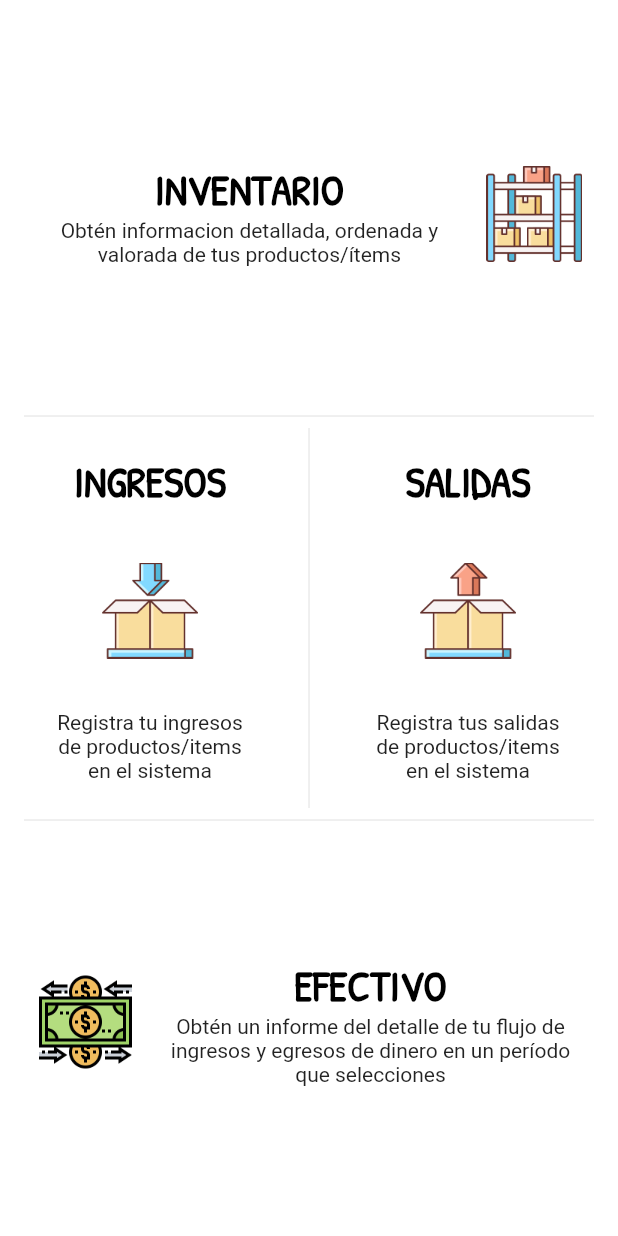
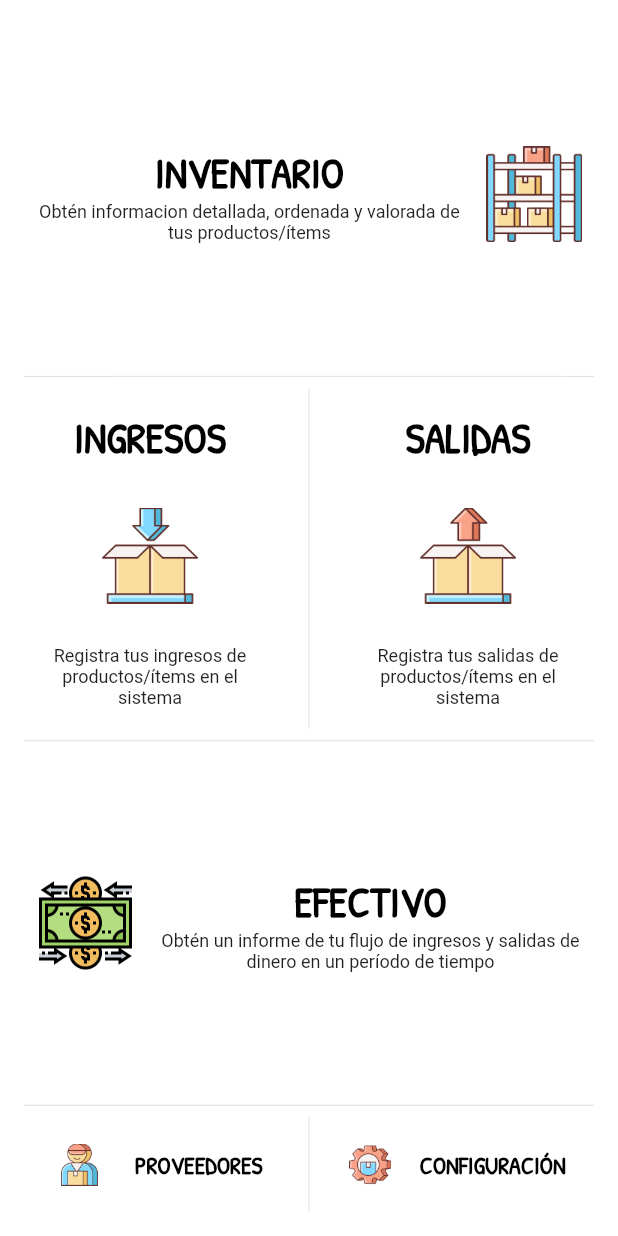
Before and after one commit to marcoleonardini/hackton_pyme_2019, a Flutter app: the screen it shows after launch, on a phone screen of 412 x 824 dp. Run offline on Flutter 3.47's test engine with Material 2 defaults, Android fonts, the light colour scheme and no system bars; missing offline and left inert: qr_code_scanner.

Commit message:
added HomeScreen

```diff
--- a/lib/main.dart
+++ b/lib/main.dart
@@ -27,7 +27,23 @@ class MyApp extends StatelessWidget {
           primarySwatch: Colors.blue,
           textTheme: TextTheme(
               display1: TextStyle(
-                  fontSize: 28, fontFamily: 'PatrickHand', color: Colors.black,fontWeight: FontWeight.bold),
+                fontSize: 28,
+                fontFamily: 'PatrickHand',
+                color: Colors.black,
+                fontWeight: FontWeight.bold,
+              ),
+              display2: TextStyle(
+                fontSize: 16,
+                fontFamily: 'PatrickHand',
+                color: Colors.black,
+                fontWeight: FontWeight.bold,
+              ),
+              display3: TextStyle(
+                fontSize: 12,
+                // fontFamily: 'PatrickHand',
+                color: Colors.black87,
+                // fontWeight: FontWeight.bold,
+              ),
               subtitle: TextStyle(
                   color: Colors.black,
                   fontSize: 18.0,
@@ -45,10 +61,10 @@ class MyApp extends StatelessWidget {
         '/': (context) => HomePage(),
         'inventory': (context) => Inventory(),
         'efective': (context) => Efective(),
-        'sales' : (context) => SalesScreen(),
-        'incomes' : (context) => IncomesScreen(),
-        'productForm' : (context) => ProductFormScreen(),
-        'insumeForm'  : (context) => InsumeFormScreen()
+        'sales': (context) => SalesScreen(),
+        'incomes': (context) => IncomesScreen(),
+        'productForm': (context) => ProductFormScreen(),
+        'insumeForm': (context) => InsumeFormScreen()
       },
     );
   }
--- a/lib/ui/pages/home.page.dart
+++ b/lib/ui/pages/home.page.dart
@@ -10,6 +10,9 @@ class HomePage extends StatelessWidget {
           padding: EdgeInsets.all(16.0),
           height: MediaQuery.of(context).size.height,
           width: MediaQuery.of(context).size.width,
+          child: Column(children: <Widget>[
+            Flexible(
+              flex: 9,
               child: Column(
                 children: <Widget>[
                   _inventarios(context),
@@ -19,6 +22,17 @@ class HomePage extends StatelessWidget {
                   _flujoDeCaja(context),
                 ],
               ),
+            ),
+            Flexible(
+              flex: 1,
+              child: Column(
+                children: <Widget>[
+                  Divider(),
+                  _config(context),
+                ],
+              ),
+            ),
+          ]),
         ),
       ),
     );
@@ -44,6 +58,7 @@ class HomePage extends StatelessWidget {
                       child: Text(
                         'Obtén informacion detallada, ordenada y valorada de tus productos/ítems',
                         textAlign: TextAlign.center,
+                        style: Theme.of(context).textTheme.display3,
                       ),
                     ),
                   ],
@@ -78,8 +93,9 @@ class HomePage extends StatelessWidget {
                   Container(
                     width: 140.0,
                     child: Text(
-                      'Registra tu ingresos de productos/items en el sistema',
+                      'Registra tus ingresos de productos/ítems en el sistema',
                       textAlign: TextAlign.center,
+                      style: Theme.of(context).textTheme.display3,
                     ),
                   ),
                 ],
@@ -96,8 +112,10 @@ class HomePage extends StatelessWidget {
                   Container(
                     width: 140.0,
                     child: Text(
-                        'Registra tus salidas de productos/items en el sistema',
-                        textAlign: TextAlign.center),
+                      'Registra tus salidas de productos/ítems en el sistema',
+                      textAlign: TextAlign.center,
+                      style: Theme.of(context).textTheme.display3,
+                    ),
                   ),
                 ],
               ),
@@ -128,21 +146,61 @@ class HomePage extends StatelessWidget {
                     Container(
                       width: 280.0,
                       child: Text(
-                        'Obtén un informe del detalle de tu flujo de ingresos y egresos de dinero en un período que selecciones',
+                        'Obtén un informe de tu flujo de ingresos y salidas de dinero en un período de tiempo',
                         textAlign: TextAlign.center,
+                        style: Theme.of(context).textTheme.display3,
                       ),
                     ),
                   ],
                 ),
               ),
-              // Icon(
-              //   Icons.inbox,
-              //   size: 56,
-              // ),
             ],
           ),
         ),
       ),
     );
   }
+
+  Widget _config(BuildContext context) {
+    return Expanded(
+      child: Container(
+        child: Row(
+          mainAxisAlignment: MainAxisAlignment.spaceAround,
+          children: <Widget>[
+            Expanded(
+              child: GestureDetector(
+                onTap: () {},
+                child: Row(
+                  mainAxisAlignment: MainAxisAlignment.spaceEvenly,
+                  children: <Widget>[
+                    Image.asset('assets/man.png', width: 28),
+                    Text('PROVEEDORES',
+                        style: Theme.of(context).textTheme.display2),
+                  ],
+                ),
+              ),
+            ),
+            VerticalDivider(),
+            Expanded(
+              child: GestureDetector(
+                onTap: () {},
+                child: Row(
+                  mainAxisAlignment: MainAxisAlignment.spaceEvenly,
+                  children: <Widget>[
+                    Image.asset('assets/settings.png', width: 28.0),
+                    Text('CONFIGURACIÓN',
+                        style: Theme.of(context).textTheme.display2),
+                    // Container(
+                    //   child:
+                    //       Text('Configura tu App', textAlign: TextAlign.center),
+                    // ),
+                  ],
+                ),
+              ),
+            ),
+          ],
+        ),
+      ),
+    );
   }
+}
--- a/pubspec.yaml
+++ b/pubspec.yaml
@@ -49,6 +49,8 @@ flutter:
     - assets/out.png
     - assets/stock.png
     - assets/cash.png
+    - assets/settings.png
+    - assets/man.png
   #  - images/a_dot_ham.jpeg
 
   # An image asset can refer to one or more resolution-specific "variants", see
```
Also changed, not shown: assets/man.png (added), assets/settings.png (added). Lines whose indentation alone changed are shown as unchanged.
